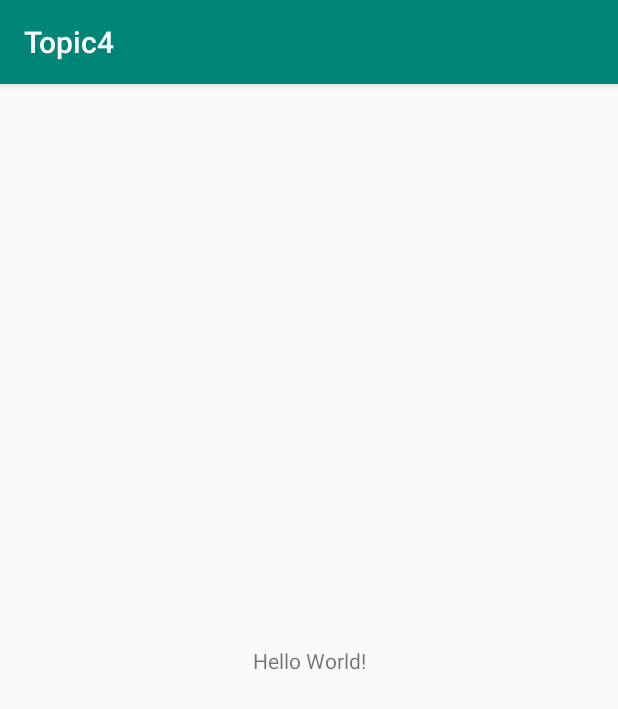
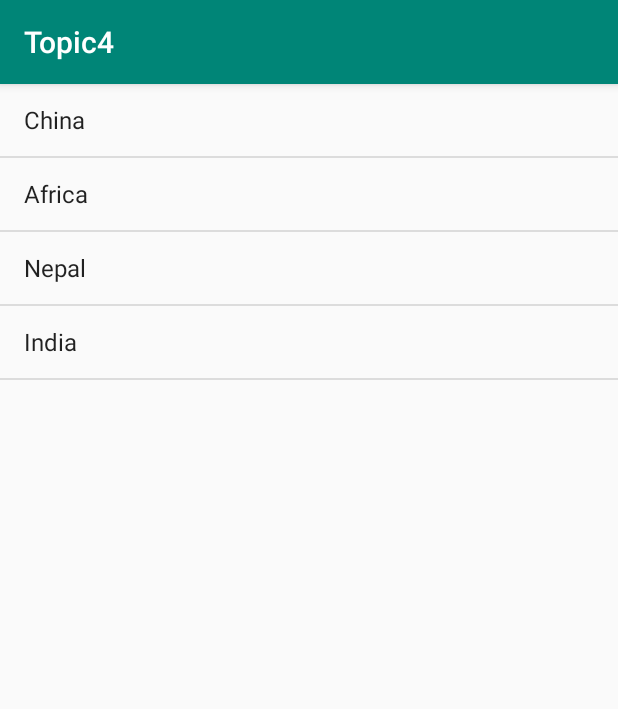
Before and after one commit to stainer33/Topic4, an Android app: the screen it shows after launch (MainActivity), on a phone screen of 412 x 824 dp. Shown: the top 709 px of the screen. Run offline under Robolectric (Android 15) with nearby library versions, the phone set to English and light mode, and no system bars.

```diff
--- a/app/src/main/AndroidManifest.xml
+++ b/app/src/main/AndroidManifest.xml
@@ -9,6 +9,7 @@
         android:roundIcon="@mipmap/ic_launcher_round"
         android:supportsRtl="true"
         android:theme="@style/AppTheme">
+        <activity android:name=".ShowActivity"></activity>
         <activity android:name=".MainActivity">
             <intent-filter>
                 <action android:name="android.intent.action.MAIN" />
--- a/app/src/main/java/com/e/topic4/MainActivity.java
+++ b/app/src/main/java/com/e/topic4/MainActivity.java
@@ -2,13 +2,50 @@ package com.e.topic4;
 
 import androidx.appcompat.app.AppCompatActivity;
 
+import android.content.Intent;
 import android.os.Bundle;
+import android.view.View;
+import android.widget.AdapterView;
+import android.widget.ArrayAdapter;
+import android.widget.ListView;
+import android.widget.Toast;
+
+import java.util.ArrayList;
+import java.util.HashMap;
+import java.util.Map;
 
 public class MainActivity extends AppCompatActivity {
 
+    ListView listView;
+    String countries []={"Nepal", "Kathmandu",
+            "India", "New Delhi",
+            "China","Bejing",
+            "Africa","Capetown"};
+    Map<String,String> dictionay=new HashMap<>();
     @Override
     protected void onCreate(Bundle savedInstanceState) {
         super.onCreate(savedInstanceState);
         setContentView(R.layout.activity_main);
+
+        listView = findViewById(R.id.listView);
+        for(int i=0;i<countries.length;i+=2)
+        {
+            dictionay.put(countries[i],countries[i+1]);
+        }
+
+        ArrayAdapter countryAdapter = new ArrayAdapter(this,android.R.layout.simple_list_item_1,new ArrayList<>(dictionay.keySet()));
+        listView.setAdapter(countryAdapter);
+
+        listView.setOnItemClickListener(new AdapterView.OnItemClickListener() {
+            @Override
+            public void onItemClick(AdapterView<?> parent, View view, int position, long id) {
+                String country= parent.getItemAtPosition(position).toString();
+                String capital = dictionay.get(country);
+               // Toast.makeText(getApplicationContext(),capital.toString(),Toast.LENGTH_SHORT).show();
+                Intent intent = new Intent(MainActivity.this, ShowActivity.class);
+                intent.putExtra("capital",capital.toString());
+                startActivity(intent);
+            }
+        });
     }
 }
--- a/app/src/main/res/layout/activity_main.xml
+++ b/app/src/main/res/layout/activity_main.xml
@@ -1,18 +1,10 @@
-<?xml version="1.0" encoding="utf-8"?>
-<androidx.constraintlayout.widget.ConstraintLayout xmlns:android="http://schemas.android.com/apk/res/android"
-    xmlns:app="http://schemas.android.com/apk/res-auto"
-    xmlns:tools="http://schemas.android.com/tools"
+<LinearLayout android:layout_height="match_parent"
     android:layout_width="match_parent"
-    android:layout_height="match_parent"
-    tools:context=".MainActivity">
+    xmlns:android="http://schemas.android.com/apk/res/android">
+    <ListView
+        android:layout_width="match_parent"
+        android:layout_height="match_parent"
+        android:id="@+id/listView">
 
-    <TextView
-        android:layout_width="wrap_content"
-        android:layout_height="wrap_content"
-        android:text="Hello World!"
-        app:layout_constraintBottom_toBottomOf="parent"
-        app:layout_constraintLeft_toLeftOf="parent"
-        app:layout_constraintRight_toRightOf="parent"
-        app:layout_constraintTop_toTopOf="parent" />
-
-</androidx.constraintlayout.widget.ConstraintLayout>
+    </ListView>
+</LinearLayout>
```
Also changed, not shown: app/src/main/java/com/e/topic4/ShowActivity.java (added, +28 -0 lines), app/src/main/res/layout/activity_show.xml (added, +14 -0 lines).
